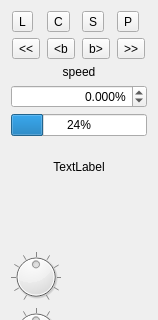
Before: the Qt Designer form app/playerview.ui in x37v/datajockey, drawn with Qt 5; both pictures show x 0 to 158 and y 0 to 320 of the 158 by 623 pixel window.
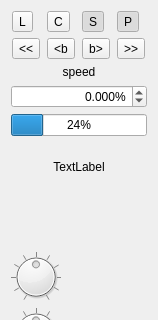
After: the same form once the commit is applied.

Commit message: play and sync by default

Diff of the .ui file:
```diff
--- a/app/playerview.ui
+++ b/app/playerview.ui
@@ -50,6 +50,9 @@
          <property name="checkable">
           <bool>true</bool>
          </property>
+         <property name="checked">
+          <bool>true</bool>
+         </property>
         </widget>
        </item>
        <item row="1" column="1">
@@ -74,6 +77,9 @@
          <property name="checkable">
           <bool>true</bool>
          </property>
+         <property name="checked">
+          <bool>true</bool>
+         </property>
         </widget>
        </item>
        <item row="1" column="0">
```
The commit also changes 1 other file.
